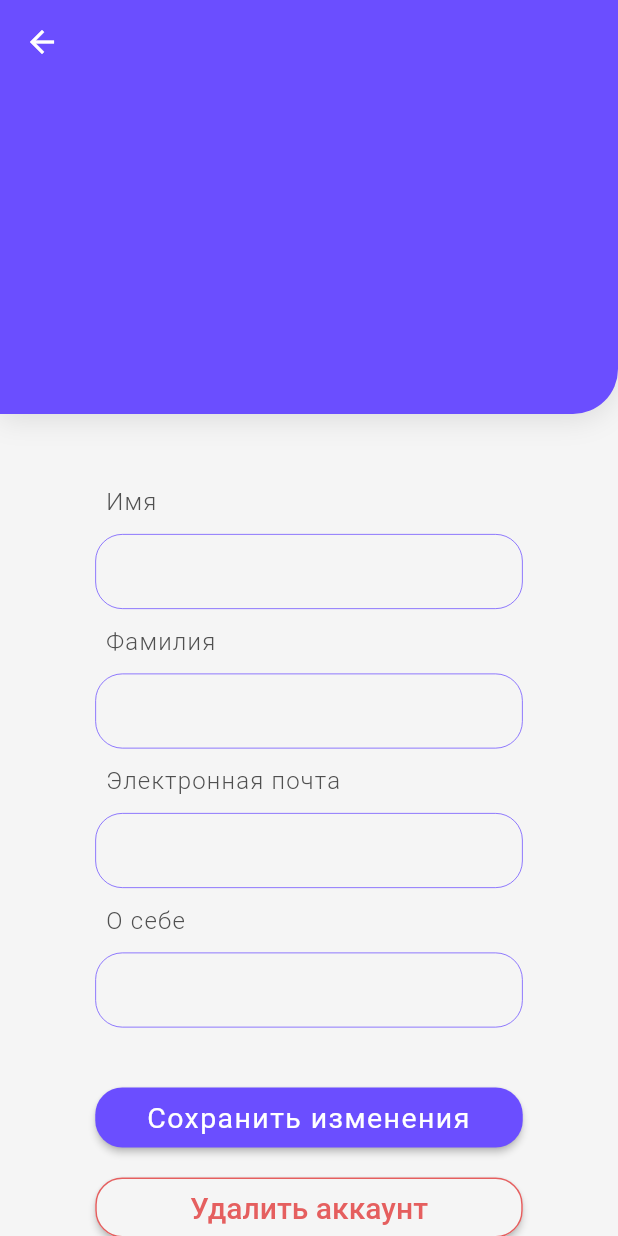
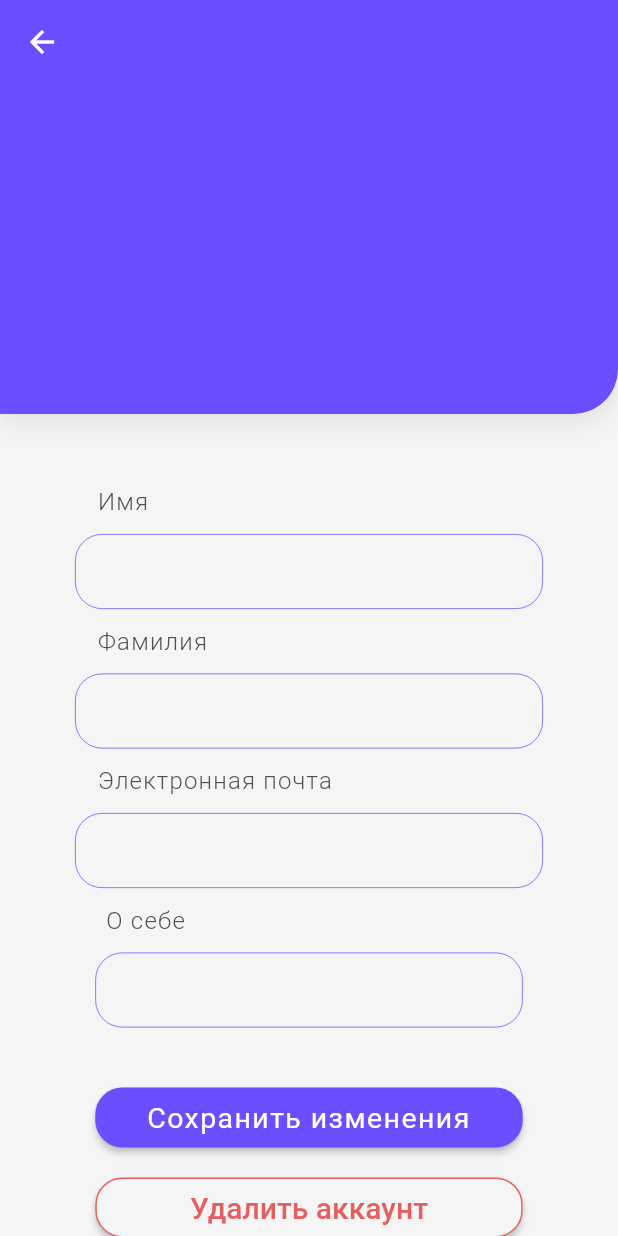
Before and after one commit to anpoda-agency/quick_meet, a Flutter app: the ProfilePage screen opened by its route, after a tap on the "edit" icon, on a phone screen of 412 x 824 dp. Run offline on Flutter 3.47's test engine with Material 2 defaults, Android fonts, the phone set to English and light mode, and no system bars; our stand-ins replace dio, flutter_bloc, get_it, mask_text_input_formatter; network calls fail; Roboto replaces fonts that are missing (Comfortaa, SF Pro Text).

Commit message:
profile bloc in progress v2

```diff
--- a/lib/di/service_locator.dart
+++ b/lib/di/service_locator.dart
@@ -2,9 +2,11 @@ import 'package:dio/dio.dart';
 import 'package:get_it/get_it.dart';
 import 'package:quick_meet/data/network/api/activation_code_api.dart';
 import 'package:quick_meet/data/network/api/auth_api.dart';
+import 'package:quick_meet/data/network/api/user_api.dart';
 import 'package:quick_meet/data/network/dio_client.dart';
 import 'package:quick_meet/data/repository/activation_code_repository.dart';
 import 'package:quick_meet/data/repository/auth_repository.dart';
+import 'package:quick_meet/data/repository/user_repository.dart';
 
 final getIt = GetIt.instance;
 
@@ -13,10 +15,14 @@ Future<void> setup() async {
   getIt.registerSingleton<DioClient>(DioClient(getIt<Dio>()));
 
   getIt.registerSingleton(ActivationCodeApi(dioClient: getIt<DioClient>()));
-  getIt.registerSingleton(ActivationCodeRepository(activationCodeApi: getIt.get<ActivationCodeApi>()));
+  getIt.registerSingleton(ActivationCodeRepository(
+      activationCodeApi: getIt.get<ActivationCodeApi>()));
 
   getIt.registerSingleton(AuthApi(dioClient: getIt<DioClient>()));
   getIt.registerSingleton(AuthRepository(authApi: getIt.get<AuthApi>()));
 
+  getIt.registerSingleton(UserApi(dioClient: getIt<DioClient>()));
+  getIt.registerSingleton(UserRepository(userApi: getIt<UserApi>()));
+
   print('Quick Meet is your future!');
 }
--- a/lib/features/profile/profile_editor/bloc/profile_edit_bloc.dart
+++ b/lib/features/profile/profile_editor/bloc/profile_edit_bloc.dart
@@ -30,6 +30,7 @@ class ProfileEditBloc extends Bloc<ProfileEditEvent, ProfileEditState> {
       secondName: fromPreviousPage['secondName'],
       email: fromPreviousPage['email'],
       description: fromPreviousPage['description'],
+      deleted: false,
     );
     emit(ProfileEditUp(state.pageState.copyWith(request: model)));
   }
--- a/lib/features/profile/profile_editor/ui/profile_edit_page.dart
+++ b/lib/features/profile/profile_editor/ui/profile_edit_page.dart
@@ -1,4 +1,10 @@
 import 'package:flutter/material.dart';
+import 'package:flutter_bloc/flutter_bloc.dart';
+import 'package:get_it/get_it.dart';
+import 'package:quick_meet/data/repository/user_repository.dart';
+import 'package:quick_meet/features/core_widgets/custom_text_field_widget.dart';
+import 'package:quick_meet/features/core_widgets/pop_up_custom_one_button_widget.dart';
+import 'package:quick_meet/features/profile/profile_editor/bloc/profile_edit_bloc.dart';
 
 class ProfileEditPage extends StatefulWidget {
   const ProfileEditPage({super.key});
@@ -10,6 +16,36 @@ class ProfileEditPage extends StatefulWidget {
 class _ProfileEditPageState extends State<ProfileEditPage> {
   @override
   Widget build(BuildContext context) {
+    final args =
+        ModalRoute.of(context)!.settings.arguments as Map<String, dynamic>;
+    return BlocProvider(
+      create: (context) => ProfileEditBloc(
+        userRepository: context.read<GetIt>().get<UserRepository>(),
+        fromPreviousPage: args,
+        pageState: const PageState(),
+      ),
+      child: BlocConsumer<ProfileEditBloc, ProfileEditState>(
+        listener: (context, state) {
+          if (state is ProfileEditAllowedToPush) {
+            PopUpCustomOneButtonWidget(
+              popUpMessage: 'Изменения успешно сохранены',
+              buttonTitle: 'Закрыть',
+              onPressed: () {
+                Navigator.of(context).pop();
+              },
+            ).showPopUpCustomOneButtonWidget(context);
+          }
+          if (state is ProfileEditError) {
+            PopUpCustomOneButtonWidget(
+              popUpMessage: state.pageState.errMsg,
+              buttonTitle: 'Закрыть',
+              onPressed: () {
+                Navigator.of(context).pop();
+              },
+            ).showPopUpCustomOneButtonWidget(context);
+          }
+        },
+        builder: (context, state) {
           return Scaffold(
             backgroundColor: const Color.fromRGBO(245, 245, 245, 1),
             appBar: AppBar(
@@ -31,8 +67,8 @@ class _ProfileEditPageState extends State<ProfileEditPage> {
                         decoration: const ShapeDecoration(
                           color: Color(0xFF6B4EFF),
                           shape: RoundedRectangleBorder(
-                      borderRadius:
-                          BorderRadius.only(bottomRight: Radius.circular(30)),
+                            borderRadius: BorderRadius.only(
+                                bottomRight: Radius.circular(30)),
                           ),
                           shadows: [
                             BoxShadow(
@@ -51,118 +87,27 @@ class _ProfileEditPageState extends State<ProfileEditPage> {
                   ),
                   Column(
                     children: [
-                const SizedBox(
-                  width: 271,
-                  child: Text(
-                    'Имя',
-                    style: TextStyle(
-                      color: Color(0xFF505050),
-                      fontSize: 16,
-                      fontFamily: 'SF Pro Text',
-                      fontWeight: FontWeight.w300,
-                      letterSpacing: 0.80,
-                    ),
-                  ),
-                ),
+                      CustomTextFieldWidget(
+                          textFieldTitle: 'Имя',
+                          onChanged: (value) => context
+                              .read<ProfileEditBloc>()
+                              .add(ProfileEditInputName(value))),
                       const SizedBox(
                         height: 12,
                       ),
-                Container(
-                  width: 285,
-                  height: 50,
-                  child: TextField(
-                    decoration: InputDecoration(
-                      enabledBorder: OutlineInputBorder(
-                        borderRadius: BorderRadius.circular(18),
-                        borderSide: const BorderSide(
-                            width: 0.50, color: Color(0xFF6B4EFF)),
-                      ),
-                      focusedBorder: OutlineInputBorder(
-                        borderRadius: BorderRadius.circular(18),
-                        borderSide: const BorderSide(
-                            width: 0.50, color: Color(0xFF6B4EFF)),
-                      ),
-                    ),
-                  ),
-                ),
+                      CustomTextFieldWidget(
+                          textFieldTitle: 'Фамилия',
+                          onChanged: (value) => context
+                              .read<ProfileEditBloc>()
+                              .add(ProfileEditInputSecondName(value))),
                       const SizedBox(
                         height: 12,
                       ),
-                const SizedBox(
-                  width: 271,
-                  child: Text(
-                    'Фамилия',
-                    style: TextStyle(
-                      color: Color(0xFF505050),
-                      fontSize: 16,
-                      fontFamily: 'SF Pro Text',
-                      fontWeight: FontWeight.w300,
-                      letterSpacing: 0.80,
-                    ),
-                  ),
-                ),
-                const SizedBox(
-                  height: 12,
-                ),
-                Container(
-                  width: 285,
-                  height: 50,
-                  child: TextField(
-                    decoration: InputDecoration(
-                      enabledBorder: OutlineInputBorder(
-                        borderRadius: BorderRadius.circular(18),
-                        borderSide: const BorderSide(
-                            width: 0.50, color: Color(0xFF6B4EFF)),
-                      ),
-                      focusedBorder: OutlineInputBorder(
-                        borderRadius: BorderRadius.circular(18),
-                        borderSide: const BorderSide(
-                            width: 0.50, color: Color(0xFF6B4EFF)),
-                      ),
-                    ),
-                  ),
-                ),
-                const SizedBox(
-                  height: 12,
-                ),
-
-                const SizedBox(
-                  width: 271,
-                  child: Text(
-                    'Электронная почта',
-                    style: TextStyle(
-                      color: Color(0xFF505050),
-                      fontSize: 16,
-                      fontFamily: 'SF Pro Text',
-                      fontWeight: FontWeight.w300,
-                      letterSpacing: 0.80,
-                    ),
-                  ),
-                ),
-                const SizedBox(
-                  height: 12,
-                ),
-                Container(
-                  width: 285,
-                  height: 50,
-                  child: TextField(
-                    decoration: InputDecoration(
-                      enabledBorder: OutlineInputBorder(
-                        borderRadius: BorderRadius.circular(18),
-                        borderSide: const BorderSide(
-                            width: 0.50, color: Color(0xFF6B4EFF)),
-                      ),
-                      focusedBorder: OutlineInputBorder(
-                        borderRadius: BorderRadius.circular(18),
-                        borderSide: const BorderSide(
-                            width: 0.50, color: Color(0xFF6B4EFF)),
-                      ),
-                    ),
-                  ),
-                ),
-                // const SizedBox(
-                //   height: 12,
-                // ),
+                      CustomTextFieldWidget(
+                          textFieldTitle: 'Электронная почта',
+                          onChanged: (value) => context
+                              .read<ProfileEditBloc>()
+                              .add(ProfileEditInputMail(value))),
                       const SizedBox(
                         height: 12,
                       ),
@@ -186,6 +131,9 @@ class _ProfileEditPageState extends State<ProfileEditPage> {
                         width: 285,
                         height: 50,
                         child: TextField(
+                          onChanged: (value) => context
+                              .read<ProfileEditBloc>()
+                              .add(ProfileEditInputDescriptionAboutMe(value)),
                           decoration: InputDecoration(
                             enabledBorder: OutlineInputBorder(
                               borderRadius: BorderRadius.circular(18),
@@ -207,16 +155,19 @@ class _ProfileEditPageState extends State<ProfileEditPage> {
                         width: 285,
                         height: 40,
                         decoration: ShapeDecoration(
-                    color: Color(0xFFF5F5F5),
+                          color: const Color(0xFFF5F5F5),
                           shape: RoundedRectangleBorder(
                             borderRadius: BorderRadius.circular(18),
                           ),
                         ),
                         child: ElevatedButton(
-                      onPressed: () {
-                        //Navigator.pushNamed(context, '/');
+                            onPressed: () => context
+                                .read<ProfileEditBloc>()
+                                .add(ProfileEditSendChanges()),
+
+                            /* () {
                               Navigator.of(context).pop();
-                      },
+                            }, */
                             style: ElevatedButton.styleFrom(
                               backgroundColor: Color(0xFF6B4EFF),
                               shape: RoundedRectangleBorder(
@@ -241,7 +192,7 @@ class _ProfileEditPageState extends State<ProfileEditPage> {
                         width: 285,
                         height: 40,
                         decoration: ShapeDecoration(
-                    color: Color(0xFFF5F5F5),
+                          color: const Color(0xFFF5F5F5),
                           //backgroundColor: const Color.fromRGBO(245, 245, 245, 1),
                           shape: RoundedRectangleBorder(
                             borderRadius: BorderRadius.circular(18),
@@ -290,7 +241,8 @@ class _ProfileEditPageState extends State<ProfileEditPage> {
                                           height: 29,
                                         ),
                                         Row(
-                                    mainAxisAlignment: MainAxisAlignment.center,
+                                          mainAxisAlignment:
+                                              MainAxisAlignment.center,
                                           children: [
                                             Container(
                                               width: 83,
@@ -304,14 +256,18 @@ class _ProfileEditPageState extends State<ProfileEditPage> {
                                               ),
                                               child: ElevatedButton(
                                                   onPressed: () {
-                                              Navigator.pushNamed(context, '/');
+                                                    Navigator.pushNamed(
+                                                        context, '/');
                                                   },
-                                            style: ElevatedButton.styleFrom(
+                                                  style:
+                                                      ElevatedButton.styleFrom(
                                                     backgroundColor:
                                                         Color(0xFFF5F5F5),
-                                              shape: RoundedRectangleBorder(
+                                                    shape:
+                                                        RoundedRectangleBorder(
                                                             borderRadius:
-                                                      BorderRadius.circular(
+                                                                BorderRadius
+                                                                    .circular(
                                                                         18)),
                                                   ),
                                                   child: const Text(
@@ -321,7 +277,8 @@ class _ProfileEditPageState extends State<ProfileEditPage> {
                                                       color: Color(0xFFE55F5F),
                                                       fontSize: 15,
                                                       fontFamily: 'Comfortaa',
-                                                fontWeight: FontWeight.w400,
+                                                      fontWeight:
+                                                          FontWeight.w400,
                                                       letterSpacing: 0.75,
                                                     ),
                                                   )),
@@ -345,12 +302,15 @@ class _ProfileEditPageState extends State<ProfileEditPage> {
                                                     //     '/profile_edit_page');
                                                     Navigator.of(context).pop();
                                                   },
-                                            style: ElevatedButton.styleFrom(
+                                                  style:
+                                                      ElevatedButton.styleFrom(
                                                     backgroundColor:
                                                         Color(0xFFF5F5F5),
-                                              shape: RoundedRectangleBorder(
+                                                    shape:
+                                                        RoundedRectangleBorder(
                                                             borderRadius:
-                                                      BorderRadius.circular(
+                                                                BorderRadius
+                                                                    .circular(
                                                                         18)),
                                                   ),
                                                   child: const Text(
@@ -360,7 +320,8 @@ class _ProfileEditPageState extends State<ProfileEditPage> {
                                                       color: Color(0xFF6B4EFF),
                                                       fontSize: 15,
                                                       fontFamily: 'Comfortaa',
-                                                fontWeight: FontWeight.w400,
+                                                      fontWeight:
+                                                          FontWeight.w400,
                                                       letterSpacing: 0.75,
                                                     ),
                                                   )),
@@ -379,7 +340,8 @@ class _ProfileEditPageState extends State<ProfileEditPage> {
                                 width: 1,
                                 color: Color(0xFFE55F5F),
                               ),
-                        backgroundColor: const Color.fromRGBO(245, 245, 245, 1),
+                              backgroundColor:
+                                  const Color.fromRGBO(245, 245, 245, 1),
                               shape: RoundedRectangleBorder(
                                   borderRadius: BorderRadius.circular(18)),
                             ),
@@ -403,5 +365,8 @@ class _ProfileEditPageState extends State<ProfileEditPage> {
               ),
             ),
           );
+        },
+      ),
+    );
   }
 }
--- a/lib/features/profile/profile_page/ui/profile_page.dart
+++ b/lib/features/profile/profile_page/ui/profile_page.dart
@@ -22,7 +22,14 @@ class _ProfilePageState extends State<ProfilePage> {
         actions: [
           IconButton(
               onPressed: () {
-                Navigator.pushNamed(context, '/profile_edit_page');
+                Navigator.pushNamed(context, '/profile_edit_page', arguments: {
+                  //пока что здесь хардкод
+                  //'phone': '+7 927 111 22 33',
+                  'firstName': 'Данила',
+                  'secondName': 'Попов',
+                  'email': 'danila.popov@mail.ru',
+                  'description': 'Я Данила, лесной кудесник',
+                });
               },
               icon: const Icon(
                 Icons.edit,
```
Lines whose indentation alone changed are shown as unchanged.
